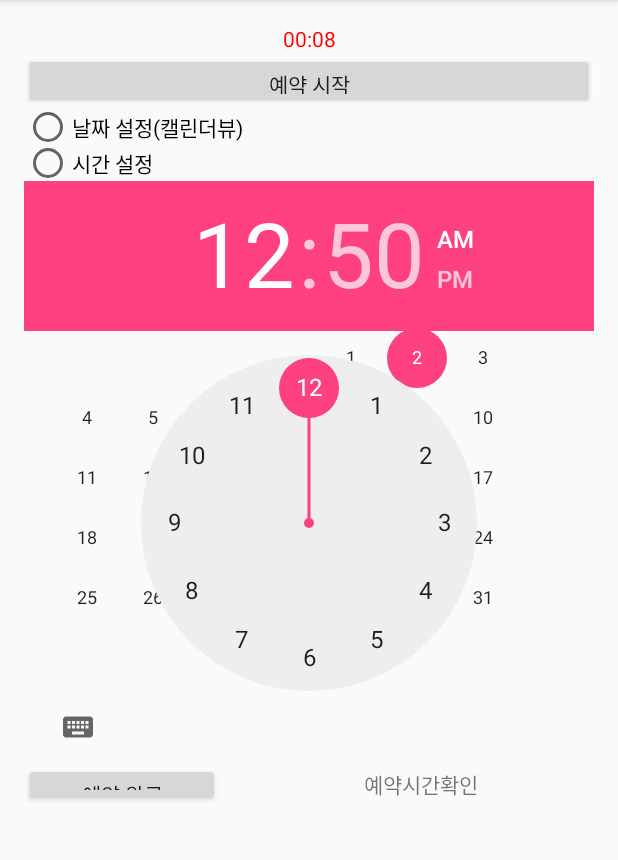
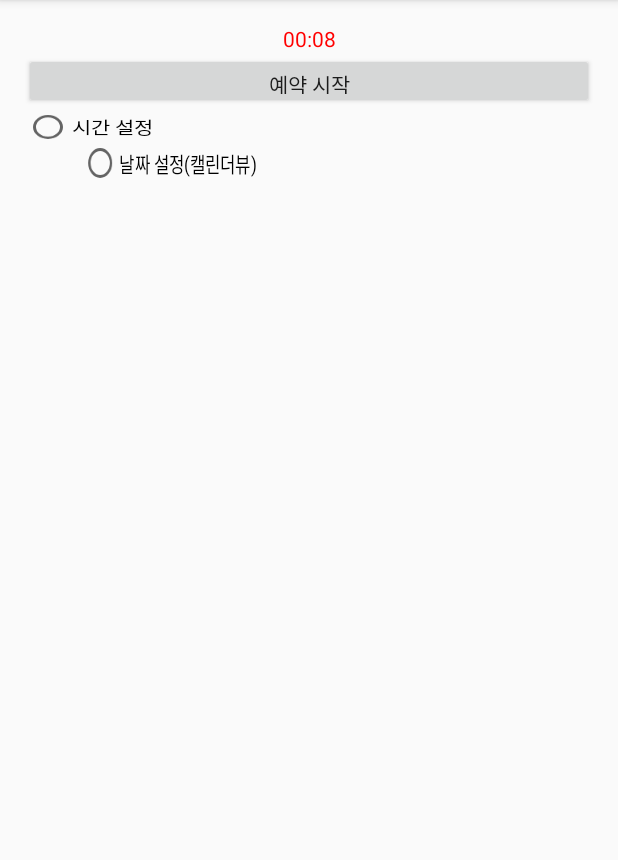
Before and after one commit to leeym008/2016_1202, an Android app: the screen it shows after launch (MainActivity), after a tap on "예약 시작", on a phone screen of 412 x 824 dp, the part 84-944 px from its top. Run offline under Robolectric (Android 15) with nearby library versions, the phone set to English and light mode, and no system bars.

Commit message:
rb1 선택시 캘린더 보이기

```diff
--- a/app/src/main/java/com/example/a403/a2016_1202/MainActivity.java
+++ b/app/src/main/java/com/example/a403/a2016_1202/MainActivity.java
@@ -37,17 +37,30 @@ public class MainActivity extends AppCompatActivity {
         rb2 = (RadioButton) findViewById(R.id.radioButton2);
         chronometer = (Chronometer) findViewById(R.id.chronometer1);
 
-
         chronometer.stop();
+        btn2.setVisibility(View.INVISIBLE);
+        tv1.setVisibility(View.INVISIBLE);
+        calendar.setVisibility(View.INVISIBLE);
+        timepicker.setVisibility(View.INVISIBLE);
+        rb1.setVisibility(View.INVISIBLE);
+        rb2.setVisibility(View.INVISIBLE);
 
         btn1.setOnClickListener(new View.OnClickListener() {
             @Override
             public void onClick(View v) {
                 chronometer.start();
                 chronometer.setTextColor(Color.parseColor("#FF0000"));
+                rb1.setVisibility(View.VISIBLE);
+                rb2.setVisibility(View.VISIBLE);
             }
         });
 
+        rb1.setOnClickListener(new View.OnClickListener() {
+            @Override
+            public void onClick(View v) {
+                calendar.setVisibility(View.VISIBLE);
+            }
+        });
 
     }
 }
--- a/app/src/main/res/layout/activity_main.xml
+++ b/app/src/main/res/layout/activity_main.xml
@@ -31,18 +31,23 @@
         android:layout_height="48dp">
 
         <RadioButton
+            android:text="시간 설정"
+            android:layout_width="match_parent"
+            android:layout_height="wrap_content"
+            android:id="@+id/radioButton2"
+            android:layout_weight="1"
+            android:scaleY="0.8"
+            />
+
+        <RadioButton
             android:text="날짜 설정(캘린더뷰)"
             android:layout_width="match_parent"
             android:layout_height="wrap_content"
             android:id="@+id/radioButton1"
-            android:layout_weight="1" />
+            android:layout_weight="1"
+            android:scaleX="0.8"
+            />
 
-        <RadioButton
-            android:text="시간 설정"
-            android:layout_width="match_parent"
-            android:layout_height="wrap_content"
-            android:id="@+id/radioButton2"
-            android:layout_weight="1" />
     </RadioGroup>
 
     <FrameLayout
@@ -51,37 +56,35 @@
         android:id="@+id/FrameLayout1">
 
         <CalendarView
-            android:layout_width="wrap_content"
+            android:layout_width="match_parent"
             android:layout_height="wrap_content"
             android:id="@+id/calendarView1" />
 
         <TimePicker
             android:layout_width="match_parent"
-            android:layout_height="wrap_content"
+            android:layout_height="match_parent"
             android:id="@+id/timePicker1" />
     </FrameLayout>
 
     <LinearLayout
         android:orientation="horizontal"
         android:layout_width="match_parent"
-        android:layout_height="28dp"
+        android:layout_height="wrap_content"
         android:weightSum="1"
         android:id="@+id/LinearLayout2">
 
         <Button
             android:text="예약 완료"
             android:layout_width="wrap_content"
-            android:layout_height="wrap_content"
-            android:id="@+id/button2"
-            android:layout_weight="0.20" />
+            android:layout_height="34dp"
+            android:id="@+id/button2" />
 
         <TextView
             android:text="예약시간확인"
-            android:layout_width="wrap_content"
-            android:layout_height="match_parent"
+            android:layout_width="match_parent"
+            android:layout_height="33dp"
             android:id="@+id/textView1"
-            android:gravity="center"
-            android:layout_weight="0.89" />
+            android:gravity="center" />
     </LinearLayout>
 
 </LinearLayout>
```
